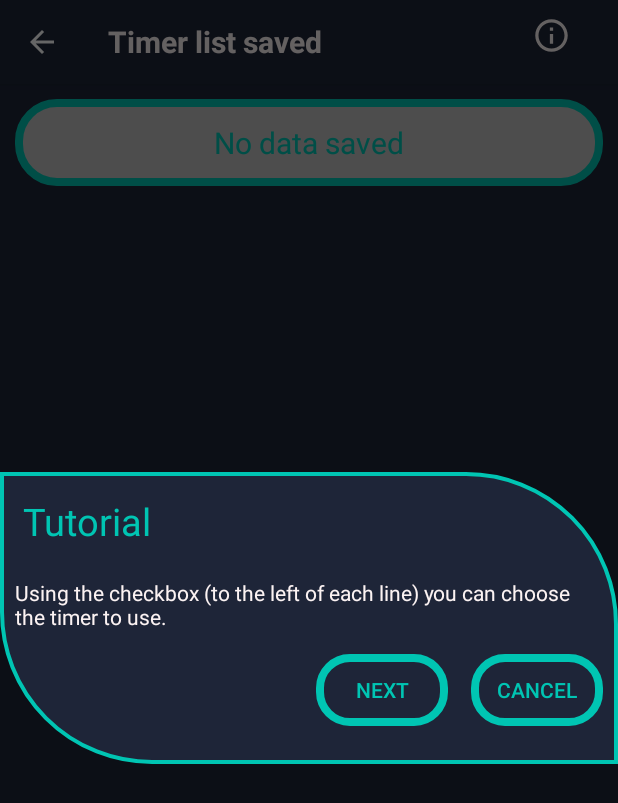
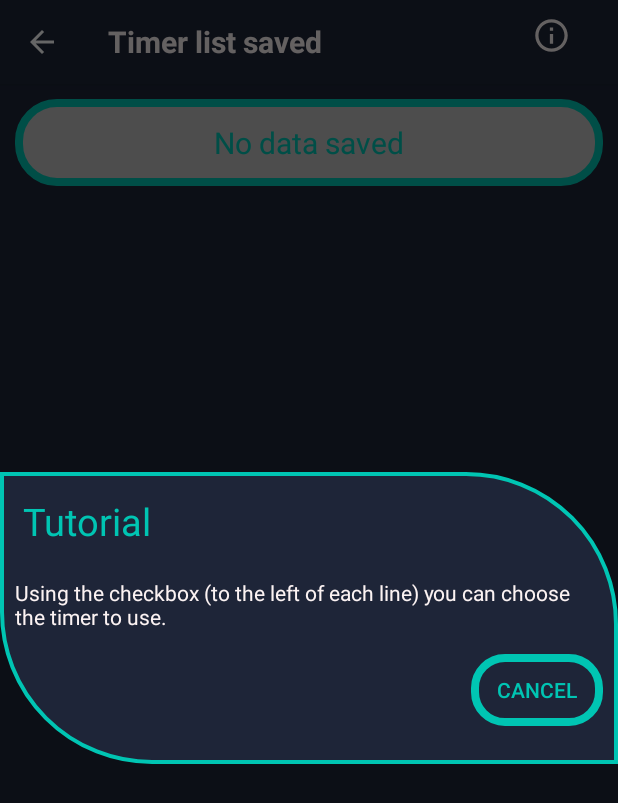
Before and after one commit to bonny-412/WiseTimer2, an Android app: the ListTimer screen opened directly, with no data from a screen before it, after a tap on "WiseTimer", on a phone screen of 412 x 824 dp. Shown: the top 803 px of the screen. Run offline under Robolectric (Android 15) with nearby library versions, the phone set to English and light mode, and no system bars.

Commit message:
WiseTimer2

```diff
--- a/app/src/main/java/it/bonny/app/wisetimer2/manager/ListTimer.java
+++ b/app/src/main/java/it/bonny/app/wisetimer2/manager/ListTimer.java
@@ -11,9 +11,7 @@ import android.widget.Button;
 import android.widget.CheckBox;
 import android.widget.CompoundButton;
 import android.widget.ImageView;
-import android.widget.LinearLayout;
 import android.widget.ListView;
-import android.widget.RelativeLayout;
 import android.widget.TextView;
 
 import androidx.annotation.NonNull;
@@ -153,9 +151,6 @@ public class ListTimer extends AppCompatActivity implements CompoundButton.OnChe
         View viewInfoDialog = View.inflate(context, R.layout.alert_info, null);
         builder.setCancelable(false);
         builder.setView(viewInfoDialog);
-        final LinearLayout lineCheckbox = viewInfoDialog.findViewById(R.id.lineCheckbox);
-        final RelativeLayout lineButton = viewInfoDialog.findViewById(R.id.lineButton);
-        final Button buttonNext = viewInfoDialog.findViewById(R.id.buttonNext);
         Button buttonCancel = viewInfoDialog.findViewById(R.id.buttonCancel);
         final AlertDialog dialog = builder.create();
         if(dialog != null){
@@ -164,11 +159,6 @@ public class ListTimer extends AppCompatActivity implements CompoundButton.OnChe
                 dialog.getWindow().getAttributes().windowAnimations = R.style.DialogAnimation;
             }
         }
-        buttonNext.setOnClickListener(v -> {
-            lineButton.setVisibility(View.VISIBLE);
-            lineCheckbox.setVisibility(View.GONE);
-            buttonNext.setVisibility(View.INVISIBLE);
-        });
         buttonCancel.setOnClickListener(v -> {
             if(dialog != null)
                 dialog.dismiss();
--- a/app/src/main/res/layout/alert_info.xml
+++ b/app/src/main/res/layout/alert_info.xml
@@ -42,21 +42,4 @@
             android:foreground="@drawable/border_btn_alert"
             android:background="?android:attr/selectableItemBackground"
             />
-
-        <Button
-            android:id="@+id/buttonNext"
-            android:layout_width="wrap_content"
-            android:layout_height="wrap_content"
-            android:layout_toStartOf="@+id/buttonCancel"
-            android:layout_below="@+id/lineCheckbox"
-            android:text="@string/button_next_info_page_edit"
-            android:contentDescription="@string/button_next_info_page_edit"
-            android:textColor="@color/colorBlue"
-            android:layout_marginEnd="15dp"
-            android:layout_marginBottom="15dp"
-            android:layout_marginTop="15dp"
-            android:padding="10dp"
-            android:foreground="@drawable/border_btn_alert"
-            android:background="?android:attr/selectableItemBackground"
-            />
 </RelativeLayout>
```
